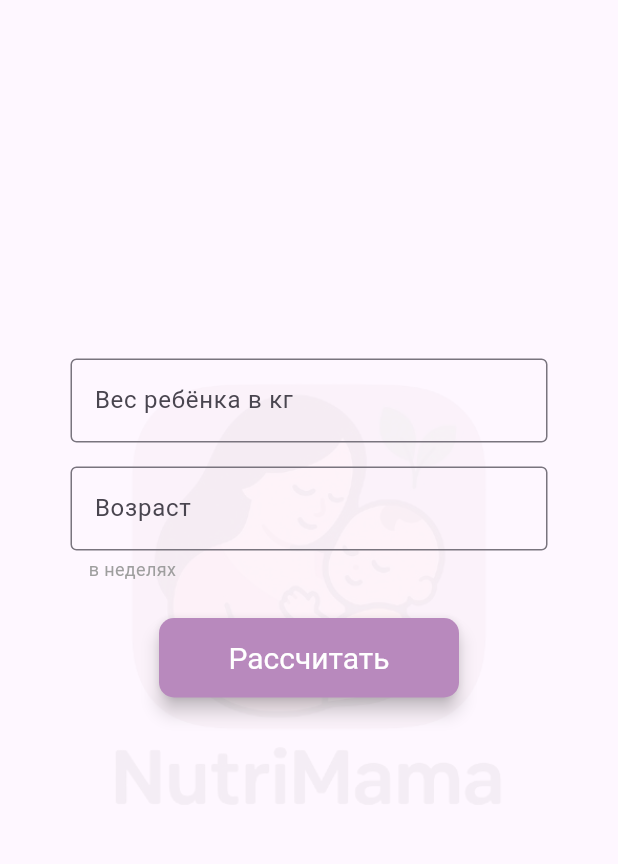
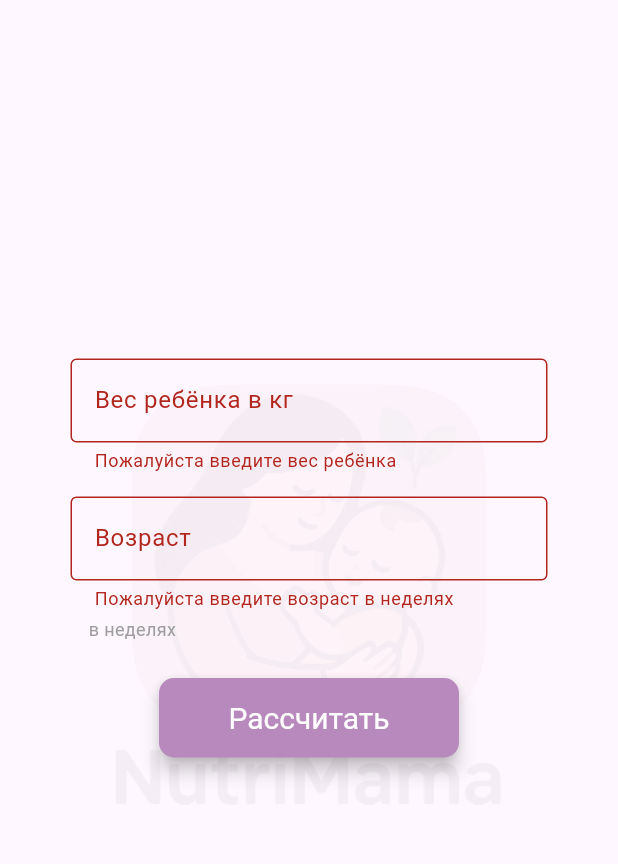
Before and after one commit to abcdefg-min/NutriMAMA, a Flutter app: the screen it shows after launch, after a tap on "Рассчитать", on a phone screen of 412 x 824 dp, the part 63-927 px from its top. Run offline on Flutter 3.47's test engine with Material 3 defaults, Android fonts, the phone set to English and light mode, and no system bars; our stand-ins replace loading_animation_widget.

Commit message:
проверка на введеные значения

```diff
--- a/lib/nutriMAMAScreen.dart
+++ b/lib/nutriMAMAScreen.dart
@@ -25,6 +25,7 @@ class _NutriMAMAScreenState extends State<NutriMAMAScreen> {
   }
 
   void _calculate() {
+    print('Функция вызвана');
     final form = _formKey.currentState;
     if (form == null || !form.validate()) {
       print('Форам не валидна');
@@ -76,6 +77,8 @@ class _NutriMAMAScreenState extends State<NutriMAMAScreen> {
               fit: BoxFit.fitWidth,
             ),
           ),
+          child: Form(
+            key: _formKey,
             child: Column(
               mainAxisSize: MainAxisSize.min,
               crossAxisAlignment: CrossAxisAlignment.start,
@@ -92,10 +95,10 @@ class _NutriMAMAScreenState extends State<NutriMAMAScreen> {
                       return 'Пожалуйста введите вес ребёнка';
                     }
                     final trimmed = value.trim();
-                  if (double.tryParse(trimmed) == null) {
-                    return 'Вес должен быть больше 0';
+                    final num = int.tryParse(trimmed);
+                    if (num == null || num <= 0) {
+                      return 'Введите корректный возраст в неделях';
                     }
-                  return null;
                   },
                 ),
                 const SizedBox(height: 16),
@@ -113,7 +116,7 @@ class _NutriMAMAScreenState extends State<NutriMAMAScreen> {
                     final trimmed = value.trim();
                     final num = int.tryParse(trimmed);
                     if (num == null || num <= 0) {
-                    return 'Введите корректный возраст (целое положительное число)';
+                      return 'Введите корректный возраст';
                     }
                     return null;
                   },
@@ -149,6 +152,7 @@ class _NutriMAMAScreenState extends State<NutriMAMAScreen> {
             ),
           ),
         ),
+      ),
     );
   }
 }
```
Lines whose indentation alone changed are shown as unchanged.
